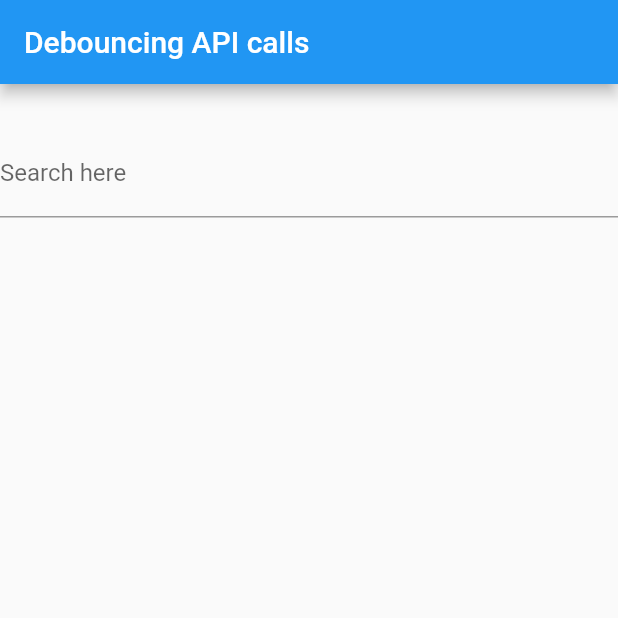
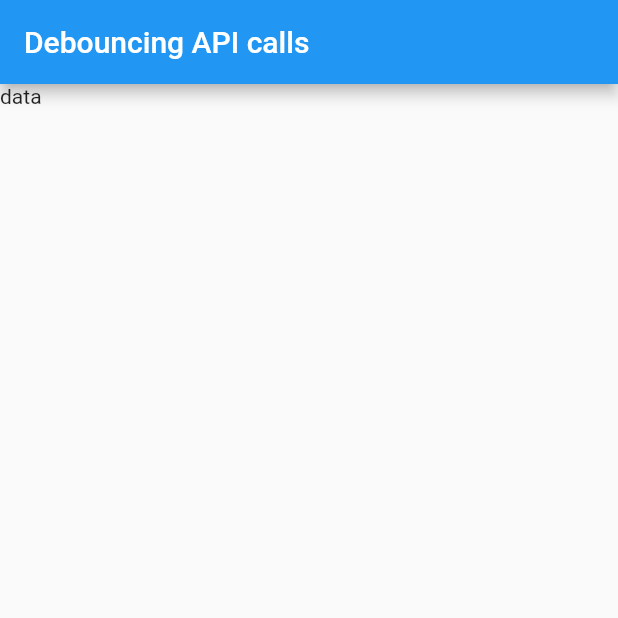
Before and after one commit to Harshit-Kotecha/flutter_concepts, a Flutter app: the screen it shows after launch, on a phone screen of 412 x 824 dp, the top half of it. Run offline on Flutter 3.47's test engine with Material 2 defaults, Android fonts, the phone set to English and light mode, and no system bars.

Commit message:
Reset master to initial

```diff
--- a/debouncer_flutter/lib/my_app.dart
+++ b/debouncer_flutter/lib/my_app.dart
@@ -23,35 +23,7 @@ class _MyAppState extends State<MyApp> {
         ),
         body: Column(
           children: [
-            const SizedBox(
-              height: 30,
-            ),
-            TextField(
-              decoration: const InputDecoration(
-                label: Text('Search here'),
-              ),
-              onChanged: (value) {
-                // Setting timer to stop making API calls on every change
-                // ! However there is some bug, because this is just delaying the call
-                // ! Not actually reducing the calls
-                // ! So we need some other workaround
-                Timer(const Duration(seconds: 3), () {
-                  // Update state to show API call is made
-                  setState(() {
-                    showApiBtn = true;
-                    apiTxt = 'Searching... $value';
-                  });
-                });
-              },
-            ),
-            const SizedBox(
-              height: 30,
-            ),
-            if (showApiBtn)
-              Align(
-                alignment: Alignment.bottomCenter,
-                child: Text(apiTxt),
-              ),
+            Text('data'),
           ],
         ),
       ),
```
Also changed, not shown: 30 other files.
